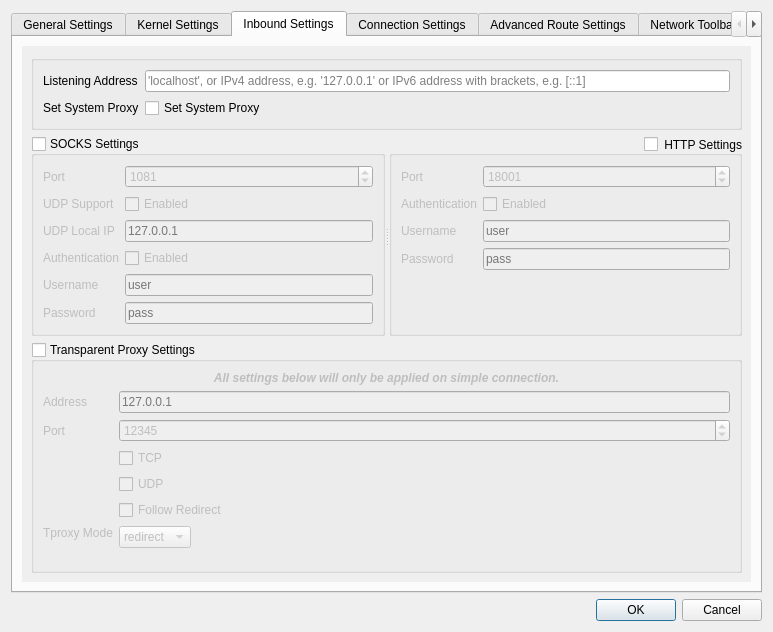
Old version of the form src/ui/w_PreferencesWindow.ui in the repository Qv2ray/Qv2ray.
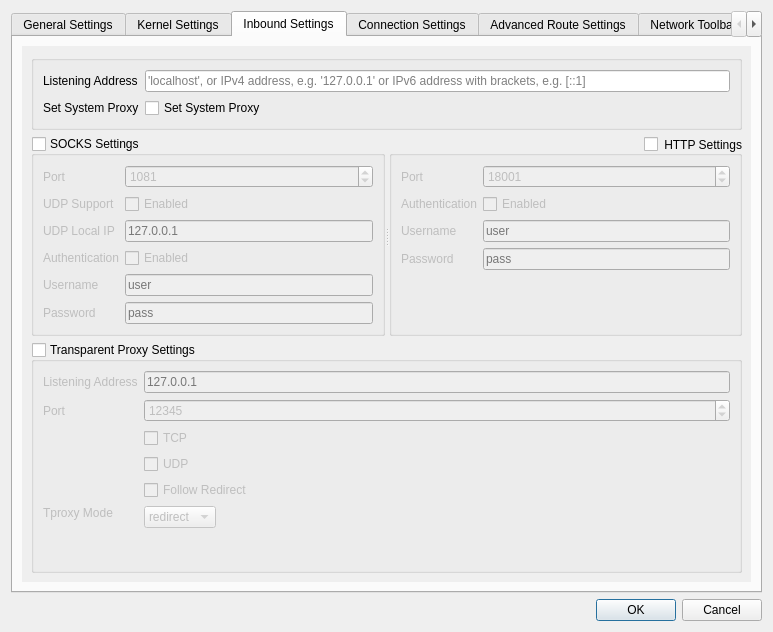
New version of the form. The open tabs and pages were chosen to show the change. Icons and pictures are not drawn.

Commit message: hide Transprent Proxy option in general setting

```diff
--- a/src/ui/w_PreferencesWindow.ui
+++ b/src/ui/w_PreferencesWindow.ui
@@ -706,9 +706,9 @@
           <property name="geometry">
            <rect>
             <x>0</x>
-            <y>0</y>
+            <y>-49</y>
             <width>720</width>
-            <height>606</height>
+            <height>582</height>
            </rect>
           </property>
           <property name="sizePolicy">
@@ -976,48 +976,28 @@
               <bool>false</bool>
              </property>
              <layout class="QFormLayout" name="formLayout_7">
-              <item row="0" column="0" colspan="2">
-               <widget class="QLabel" name="label_72">
-                <property name="font">
-                 <font>
-                  <weight>75</weight>
-                  <italic>true</italic>
-                  <bold>true</bold>
-                 </font>
-                </property>
-                <property name="text">
-                 <string>All settings below will only be applied on simple connection.</string>
-                </property>
-                <property name="alignment">
-                 <set>Qt::AlignCenter</set>
-                </property>
-                <property name="wordWrap">
-                 <bool>true</bool>
-                </property>
-               </widget>
-              </item>
-              <item row="1" column="0">
+              <item row="0" column="0">
                <widget class="QLabel" name="label_73">
                 <property name="text">
-                 <string>Address</string>
+                 <string>Listening Address</string>
                 </property>
                </widget>
               </item>
-              <item row="1" column="1">
+              <item row="0" column="1">
                <widget class="QLineEdit" name="tproxyListenAddr">
                 <property name="placeholderText">
                  <string>127.0.0.1</string>
                 </property>
                </widget>
               </item>
-              <item row="2" column="0">
+              <item row="1" column="0">
                <widget class="QLabel" name="label_77">
                 <property name="text">
                  <string>Port</string>
                 </property>
                </widget>
               </item>
-              <item row="2" column="1">
+              <item row="1" column="1">
                <widget class="QSpinBox" name="tProxyPort">
                 <property name="minimum">
                  <number>1</number>
@@ -1030,28 +1010,28 @@
                 </property>
                </widget>
               </item>
-              <item row="3" column="1">
+              <item row="2" column="1">
                <widget class="QCheckBox" name="tproxyEnableTCP">
                 <property name="text">
                  <string>TCP</string>
                 </property>
                </widget>
               </item>
-              <item row="4" column="1">
+              <item row="3" column="1">
                <widget class="QCheckBox" name="tproxyEnableUDP">
                 <property name="text">
                  <string>UDP</string>
                 </property>
                </widget>
               </item>
-              <item row="5" column="1">
+              <item row="4" column="1">
                <widget class="QCheckBox" name="tproxyFollowRedirect">
                 <property name="text">
                  <string>Follow Redirect</string>
                 </property>
                </widget>
               </item>
-              <item row="6" column="0">
+              <item row="5" column="0">
                <widget class="QLabel" name="label_78">
                 <property name="sizePolicy">
                  <sizepolicy hsizetype="Fixed" vsizetype="Fixed">
@@ -1064,7 +1044,7 @@
                 </property>
                </widget>
               </item>
-              <item row="6" column="1">
+              <item row="5" column="1">
                <widget class="QComboBox" name="tproxyMode">
                 <property name="sizePolicy">
                  <sizepolicy hsizetype="Fixed" vsizetype="Fixed">
```
Left out of the diff: 2 changed lines with no effect on the pictures. The commit also changes 1 other file.
